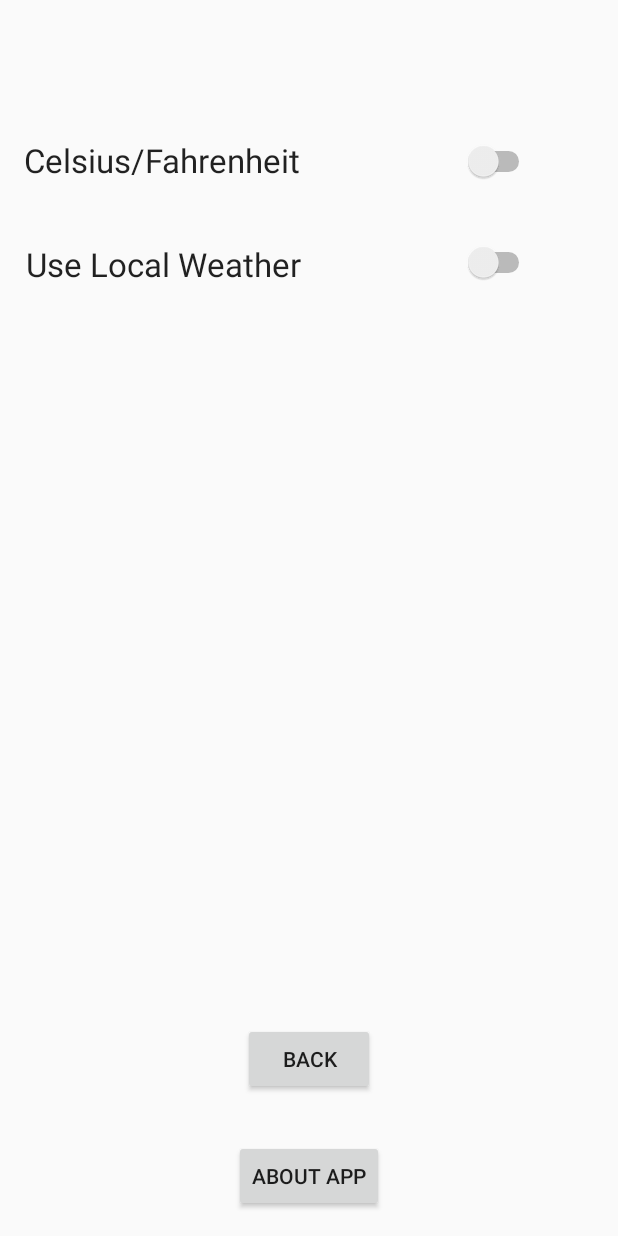
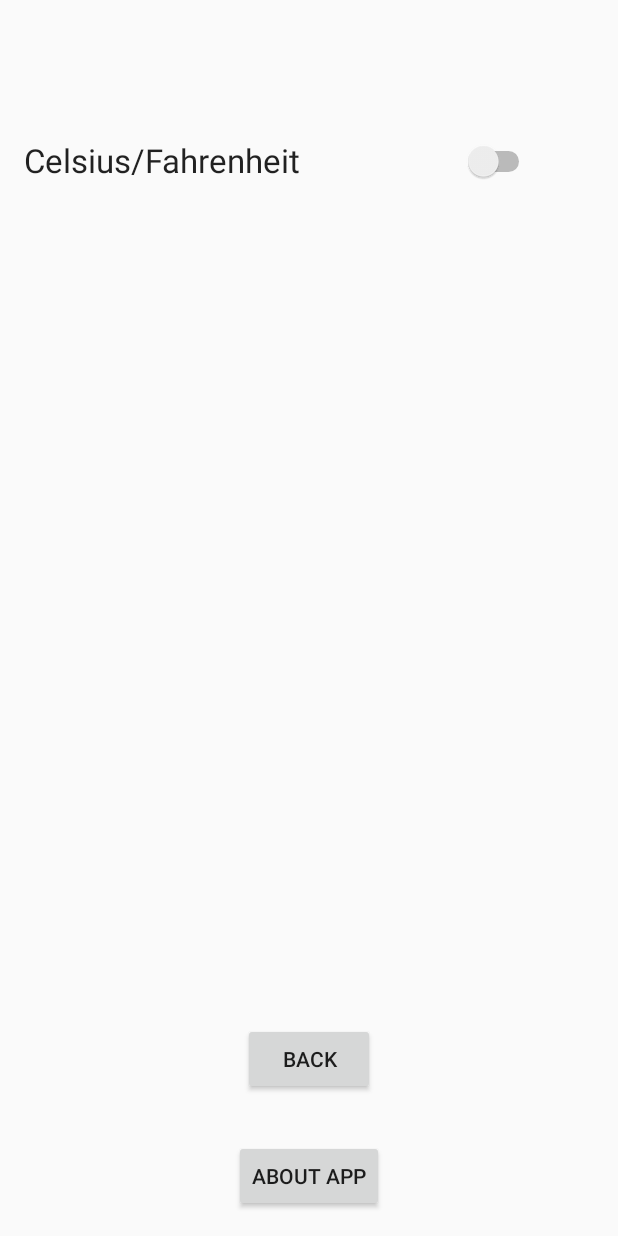
Before and after one commit to timpelo/WeatherApp, an Android app: the screen it shows after launch (SettingsActivity), after a tap on "SETTINGS", on a phone screen of 412 x 824 dp. Run offline under Robolectric (Android 15) with nearby library versions, the light colour scheme and no system bars; 3 statements that could not run were skipped; 1 other tap on this screen came first.

Commit message:
Unit can now be changed.

```diff
--- a/app/src/main/java/tamk/tiko/com/weatherapp/AppSettings.java
+++ b/app/src/main/java/tamk/tiko/com/weatherapp/AppSettings.java
@@ -7,13 +7,9 @@ public class AppSettings {
 
     //1 = celsius, 2 = fahrenheit.
     private int unit;
-    private boolean useLocalWeather;
-    private String selectedCityId;
 
     public AppSettings() {
         unit = 1;
-        useLocalWeather = true;
-        selectedCityId = "0";
     }
 
     public int getUnit() {
@@ -23,20 +19,4 @@ public class AppSettings {
     public void setUnit(int unit) {
         this.unit = unit;
     }
-
-    public boolean isUseLocalWeather() {
-        return useLocalWeather;
-    }
-
-    public void setUseLocalWeather(boolean useLocalWeather) {
-        this.useLocalWeather = useLocalWeather;
-    }
-
-    public String getSelectedCityId() {
-        return selectedCityId;
-    }
-
-    public void setSelectedCityId(String selectedCityId) {
-        this.selectedCityId = selectedCityId;
-    }
 }
--- a/app/src/main/java/tamk/tiko/com/weatherapp/MainActivity.java
+++ b/app/src/main/java/tamk/tiko/com/weatherapp/MainActivity.java
@@ -16,6 +16,8 @@ import com.google.gson.JsonParser;
 import java.util.concurrent.ExecutionException;
 
 public class MainActivity extends AppCompatActivity {
+    private String unitString = "°C";
+    private int unit = 1;
 
     @Override
     protected void onCreate(Bundle savedInstanceState) {
@@ -77,7 +79,7 @@ public class MainActivity extends AppCompatActivity {
         // Used only if temperature will be shown with one decimal.
         //temperature = "" + String.format("%.1f", tempInt) + "°c";
 
-        temperature = "" + tempInt + "°C";
+        temperature = "" + tempInt + unitString;
 
 
 
@@ -90,4 +92,25 @@ public class MainActivity extends AppCompatActivity {
 
         return city;
     }
+
+    @Override
+    public void onResume() {
+        super.onResume();
+
+        Bundle data = getIntent().getExtras();
+        if(data != null) {
+            unit = data.getInt("unit");
+
+            if(unit != 0) {
+                switch (unit) {
+                    case 1:
+                        unitString = "°C";
+                        break;
+                    case 2:
+                        unitString = " F";
+                        break;
+                }
+            }
+        }
+    }
 }
--- a/app/src/main/res/layout/content_settings.xml
+++ b/app/src/main/res/layout/content_settings.xml
@@ -30,24 +30,6 @@
         android:layout_alignBottom="@+id/unitSwitch"
         android:layout_alignParentStart="true" />
 
-    <TextView
-        android:layout_width="wrap_content"
-        android:layout_height="wrap_content"
-        android:textAppearance="?android:attr/textAppearanceLarge"
-        android:text="Use Local Weather"
-        android:id="@+id/textView2"
-        android:layout_marginTop="40dp"
-        android:layout_below="@+id/textView"
-        android:layout_alignEnd="@+id/textView" />
-
-    <Switch
-        android:layout_width="wrap_content"
-        android:layout_height="wrap_content"
-        android:id="@+id/localSwitch"
-        android:checked="false"
-        android:layout_alignTop="@+id/textView2"
-        android:layout_alignStart="@+id/unitSwitch" />
-
     <Button
         android:layout_width="wrap_content"
         android:layout_height="wrap_content"
```
Also changed, not shown: app/src/main/java/tamk/tiko/com/weatherapp/SettingsActivity.java (+1 -8 lines).
